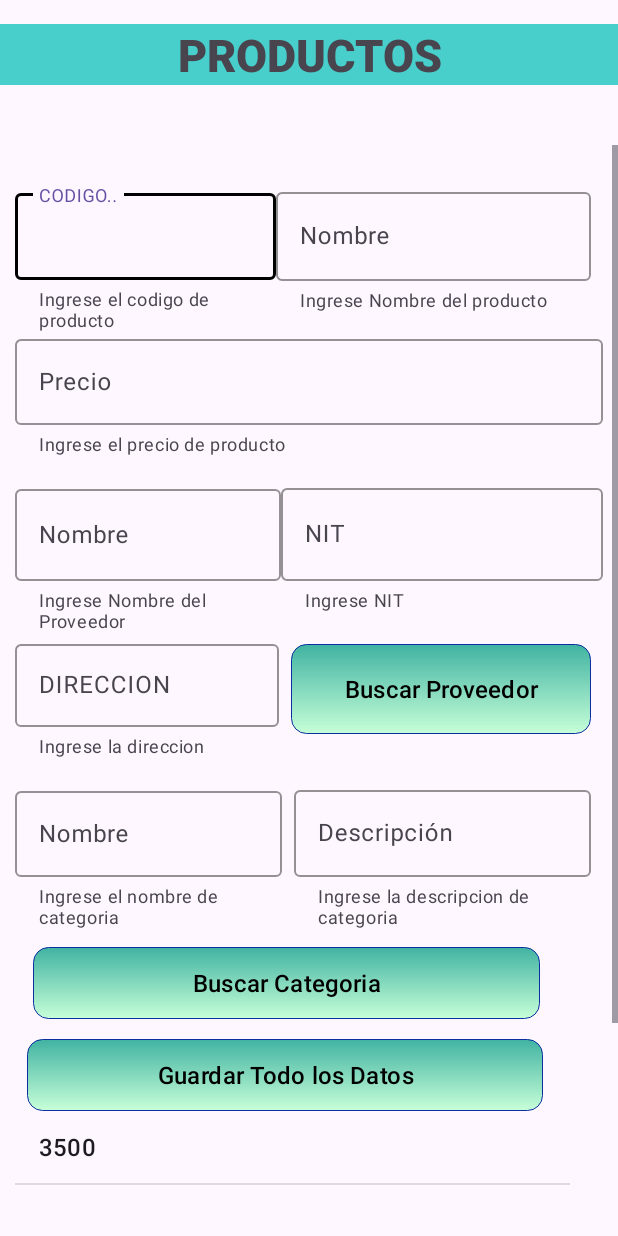
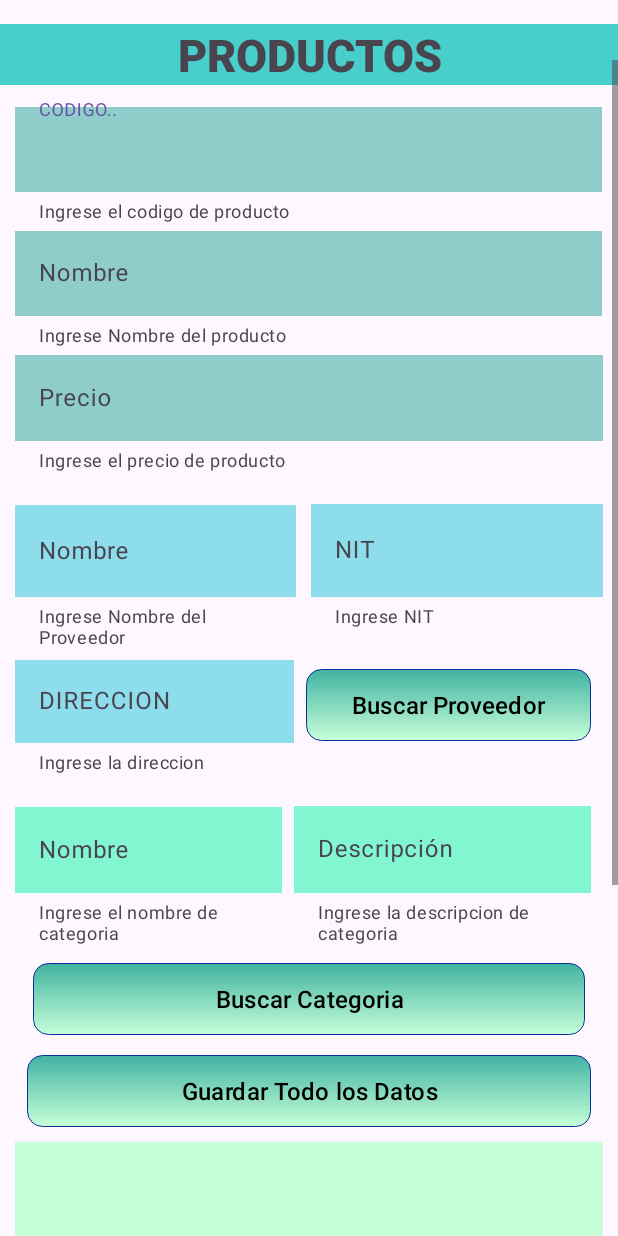
Before and after one commit to shinshini/practicaAndroidLeonor, an Android app: the Productos screen opened directly, with no data from a screen before it, on a phone screen of 412 x 824 dp. Run offline under Robolectric (Android 15) with nearby library versions, the phone set to English and light mode, and no system bars.

Commit message:
solo poco

```diff
--- a/app/src/main/java/com/example/myapplication/Productos.kt
+++ b/app/src/main/java/com/example/myapplication/Productos.kt
@@ -137,7 +137,7 @@ class Productos : AppCompatActivity() {
             val admin=AdminSQLiteOpenHelper(this,"administracion",null,1)
             val bd=admin.writableDatabase
 
-            val fila=bd.rawQuery("select nombre,nit,direccion from proveedor where id_proveedor=${txtnombreprovee.text.toString().toInt()}",null)
+            val fila=bd.rawQuery("select  nombre,nit,direccion from proveedor where id_proveedor=${txtnombreprovee.text.toString().toInt()}",null)
             if(fila.moveToFirst()){
                 txtnombreprovee.setText(fila.getString(0))
                 txtnit.setText(fila.getString(1))
@@ -154,7 +154,7 @@ class Productos : AppCompatActivity() {
 
 
     fun cargarListaProducto(){
-        productosList = mutableListOf("3500")
+        productosList = mutableListOf()
         adapterListView = ArrayAdapter(this, android.R.layout.simple_list_item_1,productosList)
         listProductos.adapter=adapterListView
     }
--- a/app/src/main/res/layout/activity_main.xml
+++ b/app/src/main/res/layout/activity_main.xml
@@ -87,7 +87,7 @@
         <Button
             android:id="@+id/btn_ingresar"
             style="@style/Widget.Material3.Button.ElevatedButton"
-            android:layout_width="367dp"
+            android:layout_width="326dp"
             android:layout_height="wrap_content"
             android:layout_marginLeft="40dp"
             android:layout_marginEnd="40dp"
@@ -103,10 +103,11 @@
 
     <CheckBox
         android:id="@+id/checkBox"
-        android:layout_width="wrap_content"
-        android:layout_height="wrap_content"
+        android:layout_width="172dp"
+        android:layout_height="43dp"
         android:layout_marginTop="8dp"
         android:text="Guardar Secion"
+        android:textAlignment="center"
         android:textColor="@color/color2"
         app:layout_constraintEnd_toEndOf="parent"
         app:layout_constraintStart_toStartOf="parent"
@@ -114,10 +115,11 @@
 
     <TextView
         android:id="@+id/textView4"
-        android:layout_width="wrap_content"
+        android:layout_width="match_parent"
         android:layout_height="wrap_content"
         android:layout_marginTop="8dp"
         android:text="v.0.0.1"
+        android:textAlignment="center"
         android:textColor="@color/color2"
         app:layout_constraintEnd_toEndOf="parent"
         app:layout_constraintHorizontal_bias="0.498"
--- a/app/src/main/res/layout/activity_productos.xml
+++ b/app/src/main/res/layout/activity_productos.xml
@@ -27,7 +27,7 @@
     <ScrollView
         android:id="@+id/scrollView2"
         android:layout_width="match_parent"
-        android:layout_height="wrap_content"
+        android:layout_height="match_parent"
         android:layout_marginTop="40dp"
         app:layout_constraintTop_toBottomOf="@+id/textView4"
         tools:ignore="MissingConstraints"
@@ -36,19 +36,14 @@
 
         <LinearLayout
             android:layout_width="match_parent"
-            android:layout_height="wrap_content"
+            android:layout_height="match_parent"
             android:layout_marginTop="16dp"
             android:orientation="vertical"
             android:padding="10dp"
             tools:ignore="MissingConstraints">
 
-            <LinearLayout
-                android:layout_width="match_parent"
-                android:layout_height="wrap_content"
-                android:orientation="horizontal">
-
             <com.google.android.material.textfield.TextInputLayout
-                    android:layout_width="174dp"
+                android:layout_width="391dp"
                 android:layout_height="wrap_content"
                 app:boxStrokeColor="@color/black"
                 app:helperText="Ingrese el codigo de producto">
@@ -56,15 +51,17 @@
                 <com.google.android.material.textfield.TextInputEditText
                     android:id="@+id/txtCodigoProducto"
                     android:layout_width="match_parent"
-                        android:layout_height="58dp"
+                    android:layout_height="wrap_content"
+
+                    android:background="#70009688"
 
                     android:hint="CODIGO.."
+                    android:inputType="textEmailAddress" />
 
-                        android:inputType="textEmailAddress" />
             </com.google.android.material.textfield.TextInputLayout>
 
             <com.google.android.material.textfield.TextInputLayout
-                    android:layout_width="210dp"
+                android:layout_width="391dp"
                 android:layout_height="wrap_content"
                 app:boxStrokeColor="@color/black"
                 app:helperText="Ingrese Nombre del producto">
@@ -72,19 +69,13 @@
                 <com.google.android.material.textfield.TextInputEditText
                     android:id="@+id/txtNombreProd"
                     android:layout_width="match_parent"
-                        android:layout_height="59dp"
+                    android:layout_height="wrap_content"
+
+                    android:background="#70009688"
 
                     android:hint="Nombre"
-
                     android:inputType="textEmailAddress" />
             </com.google.android.material.textfield.TextInputLayout>
-
-            </LinearLayout>
-
-            <LinearLayout
-                android:layout_width="match_parent"
-                android:layout_height="wrap_content"
-                android:orientation="horizontal">
 
             <com.google.android.material.textfield.TextInputLayout
                 android:layout_width="match_parent"
@@ -98,8 +89,54 @@
                     android:layout_width="match_parent"
                     android:layout_height="57dp"
 
+                    android:background="#70009688"
+
                     android:hint="Precio"
+                    android:inputType="textEmailAddress" />
+            </com.google.android.material.textfield.TextInputLayout>
 
+            <LinearLayout
+                android:layout_width="match_parent"
+                android:layout_height="wrap_content"
+
+                android:orientation="horizontal">
+
+                <com.google.android.material.textfield.TextInputLayout
+                    android:id="@+id/txt_nombreprovee"
+                    android:layout_width="187dp"
+                    android:layout_height="wrap_content"
+                    android:layout_marginEnd="10dp"
+                    app:boxStrokeColor="@color/black"
+                    app:helperText="Ingrese Nombre del Proveedor">
+
+                    <com.google.android.material.textfield.TextInputEditText
+                        android:id="@+id/txtNombreProvee"
+                        android:layout_width="match_parent"
+                        android:layout_height="61dp"
+
+                        android:background="#7200BCD4"
+
+                        android:hint="Nombre"
+                        android:inputType="textEmailAddress" />
+                </com.google.android.material.textfield.TextInputLayout>
+
+                <com.google.android.material.textfield.TextInputLayout
+                    android:id="@+id/txt"
+                    android:layout_width="match_parent"
+                    android:layout_height="wrap_content"
+
+                    android:layout_marginBottom="16dp"
+                    app:boxStrokeColor="@color/black"
+                    app:helperText="Ingrese NIT">
+
+                    <com.google.android.material.textfield.TextInputEditText
+                        android:id="@+id/txtNIT"
+                        android:layout_width="204dp"
+                        android:layout_height="62dp"
+
+                        android:background="#7200BCD4"
+
+                        android:hint="NIT"
                         android:inputType="textEmailAddress" />
                 </com.google.android.material.textfield.TextInputLayout>
 
@@ -111,49 +148,7 @@
                 android:orientation="horizontal">
 
                 <com.google.android.material.textfield.TextInputLayout
-                    android:id="@+id/txt_nombreprovee"
-                    android:layout_width="177dp"
-                    android:layout_height="wrap_content"
-                    app:boxStrokeColor="@color/black"
-                    app:helperText="Ingrese Nombre del Proveedor">
-
-                    <com.google.android.material.textfield.TextInputEditText
-                        android:id="@+id/txtNombreProvee"
-                        android:layout_width="match_parent"
-                        android:layout_height="61dp"
-
-                        android:hint="Nombre"
-
-                        android:inputType="textEmailAddress" />
-                </com.google.android.material.textfield.TextInputLayout>
-
-                <com.google.android.material.textfield.TextInputLayout
-                    android:id="@+id/txt"
-                    android:layout_width="match_parent"
-                    android:layout_height="wrap_content"
-                    android:layout_marginBottom="16dp"
-                    app:boxStrokeColor="@color/black"
-                    app:helperText="Ingrese NIT">>
-
-                    <com.google.android.material.textfield.TextInputEditText
-                        android:id="@+id/txtNIT"
-                        android:layout_width="match_parent"
-                        android:layout_height="62dp"
-
-                        android:hint="NIT"
-
-                        android:inputType="textEmailAddress" />
-                </com.google.android.material.textfield.TextInputLayout>
-
-            </LinearLayout>
-
-            <LinearLayout
-                android:layout_width="match_parent"
-                android:layout_height="wrap_content"
-                android:orientation="horizontal">
-
-                <com.google.android.material.textfield.TextInputLayout
-                    android:layout_width="176dp"
+                    android:layout_width="186dp"
                     android:layout_height="wrap_content"
                     android:layout_marginBottom="16dp"
                     app:boxStrokeColor="@color/black"
@@ -164,15 +159,16 @@
                         android:layout_width="match_parent"
                         android:layout_height="55dp"
 
+                        android:background="#7200BCD4"
+
                         android:hint="DIRECCION"
-
                         android:inputType="textEmailAddress" />
                 </com.google.android.material.textfield.TextInputLayout>
 
                 <Button
                     android:id="@+id/btnbuscarProveedor"
                     android:layout_width="match_parent"
-                    android:layout_height="60dp"
+                    android:layout_height="wrap_content"
                     android:layout_alignParentEnd="true"
                     android:layout_alignParentRight="true"
                     android:layout_marginStart="8dp"
@@ -208,6 +204,7 @@
                         android:id="@+id/txtNombrecate"
                         android:layout_width="match_parent"
                         android:layout_height="57dp"
+                        android:background="#7E03F4A0"
                         android:hint="Nombre"
                         android:inputType="textPersonName" />
                 </com.google.android.material.textfield.TextInputLayout>
@@ -223,6 +220,7 @@
                         android:id="@+id/txtDescripcion"
                         android:layout_width="match_parent"
                         android:layout_height="58dp"
+                        android:background="#7E03F4A0"
                         android:hint="Descripción"
                         android:inputType="textMultiLine"
                         android:lines="5"
@@ -233,7 +231,7 @@
 
             <Button
                 android:id="@+id/btnbuscarCategoria"
-                android:layout_width="338dp"
+                android:layout_width="match_parent"
                 android:layout_height="wrap_content"
                 android:layout_alignParentEnd="true"
                 android:layout_alignParentRight="true"
@@ -255,7 +253,7 @@
 
             <Button
                 android:id="@+id/btnRegistroProducto"
-                android:layout_width="344dp"
+                android:layout_width="match_parent"
                 android:layout_height="wrap_content"
                 android:layout_alignParentEnd="true"
                 android:layout_alignParentRight="true"
@@ -276,8 +274,14 @@
 
             <ListView
                 android:id="@+id/listaProductos"
-                android:layout_width="370dp"
-                android:layout_height="505dp" />
+                android:layout_width="wrap_content"
+                android:layout_height="386dp"
+                android:layout_marginTop="10dp"
+                android:background="@color/color4"
+                android:divider="@android:color/transparent"
+                android:dividerHeight="10dp"
+                android:elevation="4dp"
+                android:padding="8dp" />
 
         </LinearLayout>
     </ScrollView>
```
Lines whose indentation alone changed are shown as unchanged.
